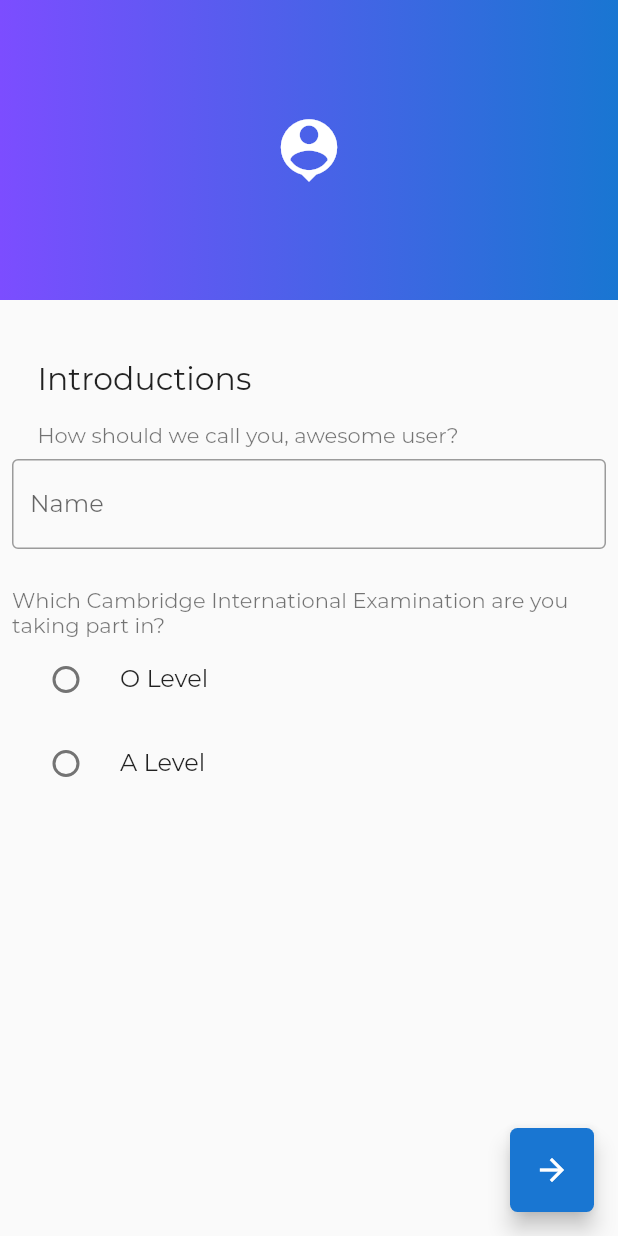
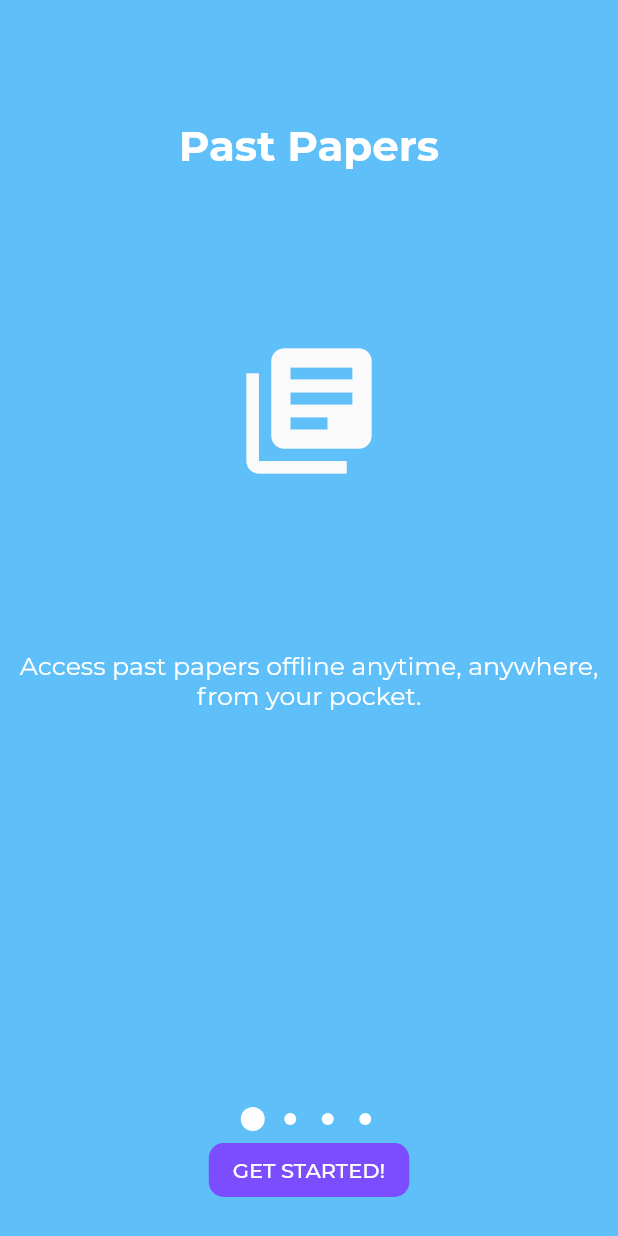
Before and after one commit to MaskyS/Studento, a Flutter app: the screen it shows after launch, on a phone screen of 412 x 824 dp. Run offline on Flutter 3.47's test engine with Material 2 defaults, Android fonts, the phone set to English and light mode, and no system bars; our stand-ins replace connectivity, numberpicker, shared_preferences, sqflite; missing offline and left inert: flutter_webview_plugin, jaguar, jaguar_flutter_asset, simple_permissions; accounts and stored records are empty; project files that could hold a hidden picture were left out.

Commit message:
Change blue color to Studento Blue, and add introPages. Fixes #7

```diff
--- a/lib/UI/setup_page.dart
+++ b/lib/UI/setup_page.dart
@@ -42,7 +42,7 @@ class _SetupPageState extends State<SetupPage> {
     return Scaffold(
       floatingActionButton: FloatingActionButton(
         onPressed: widget.onFloatingButtonPressed,
-        backgroundColor: Colors.blue[700],
+        backgroundColor: Color(0xFF5fbff9),
         child: Icon(Icons.arrow_forward),
         shape: RoundedRectangleBorder(
           borderRadius: BorderRadius.circular(5.0),
@@ -101,7 +101,7 @@ class _SetupPageState extends State<SetupPage> {
               tileMode: TileMode.clamp,
               colors: [
                 Colors.deepPurpleAccent,
-                Colors.blue[700],
+                Color(0xFF5fbff9),
               ],
             ),
           ),
--- a/lib/UI/sliver_studento_app_bar.dart
+++ b/lib/UI/sliver_studento_app_bar.dart
@@ -9,6 +9,7 @@ class SliverStudentoAppBar extends StatelessWidget {
       title: new Text(
         "Studento",
         style: new TextStyle(
+          color: Colors.white,
           fontFamily: 'Mina',
           fontSize: 26.0,
           fontWeight: FontWeight.bold,
--- a/lib/UI/studento_drawer.dart
+++ b/lib/UI/studento_drawer.dart
@@ -2,37 +2,6 @@ import 'package:flutter/material.dart';
 import 'package:flutter/foundation.dart';
 import 'package:url_launcher/url_launcher.dart';
 import '../UI/random_quote_container.dart';
-
-class DrawerFragment extends StatelessWidget {
-  final IconData icon;
-  final String title;
-  final String subtitle;
-  final String routeName;
-  final Function onTap;
-
-    void _onTap(String routeName, BuildContext context) {
-      Navigator.pushReplacementNamed(context, 'home_page');
-      Navigator.pushNamed(context, routeName);
-    }
-
-  DrawerFragment(
-      {@required this.icon,
-      @required this.title,
-      @required this.subtitle,
-      this.routeName,
-      this.onTap});
-
-  @override
-  Widget build(BuildContext context) {
-
-    return ListTile(
-      leading: Icon(icon),
-      title: Text(title),
-      subtitle: Text(subtitle),
-      onTap: () => onTap ?? _onTap(routeName, context),
-    );
-  }
-}
 
 class StudentoDrawer extends StatelessWidget {
   final bool usedInHomePage;
@@ -40,6 +9,7 @@ class StudentoDrawer extends StatelessWidget {
   StudentoDrawer({this.usedInHomePage: false});
 
   static void _launchBugReportingWebsite() async {
+    print("You're a good user, thanks for reporting bugs.");
     const url = 'https://github.com/MaskyS/studento/issues/';
     if (await canLaunch(url)) {
       await launch(url);
@@ -127,3 +97,34 @@ class StudentoDrawer extends StatelessWidget {
     return drawer;
   }
 }
+
+class DrawerFragment extends StatelessWidget {
+  final IconData icon;
+  final String title;
+  final String subtitle;
+  final String routeName;
+  final Function onTap;
+
+    void _onTap(String routeName, BuildContext context) {
+      Navigator.pushReplacementNamed(context, 'home_page');
+      Navigator.pushNamed(context, routeName);
+    }
+
+  DrawerFragment(
+      {@required this.icon,
+      @required this.title,
+      @required this.subtitle,
+      this.routeName,
+      this.onTap});
+
+  @override
+  Widget build(BuildContext context) {
+
+    return ListTile(
+      leading: Icon(icon),
+      title: Text(title),
+      subtitle: Text(subtitle),
+      onTap: () => onTap ?? _onTap(routeName, context),
+    );
+  }
+}
--- a/lib/UI/subjects_list_select.dart
+++ b/lib/UI/subjects_list_select.dart
@@ -33,7 +33,7 @@ class _SubjectsListState extends State<SubjectsList> {
       itemBuilder: (_, int index) {
         Map<String, dynamic> currentSubject = listOfSubjects[index];
         return CheckboxListTile(
-          activeColor: Colors.blue[700],
+          activeColor: Color(0xFF5fbff9),
           value: currentSubject["selected"],
           selected: currentSubject["selected"],
           title: Text(currentSubject["subject_name"]),
--- a/lib/UI/subjects_staggered_grid_view.dart
+++ b/lib/UI/subjects_staggered_grid_view.dart
@@ -112,7 +112,7 @@ class _SubjectTile extends StatelessWidget {
               tileMode: TileMode.clamp,
               colors: [
                 Colors.deepPurpleAccent,
-                Colors.blue[700],
+                Color(0xFF5fbff9),
               ],
             ),
             border: new Border.all(color: Colors.black54, width: 2.0),
--- a/lib/main.dart
+++ b/lib/main.dart
@@ -1,7 +1,7 @@
 import 'package:flutter/material.dart';
 import 'package:flutter/services.dart';
 import 'util/shared_prefs_interface.dart';
-import 'pages/setup.dart';
+import 'pages/intro.dart';
 import 'pages/home_page.dart';
 
 import 'routes.dart';
@@ -17,8 +17,7 @@ void main() => runApp(Studento());
     bool hasRunBefore;
 
     void checkIfRunBefore() async{
-      hasRunBefore = await SharedPreferencesHelper.getIsFirstRun();
-      if (hasRunBefore != true) hasRunBefore = false;
+      hasRunBefore = await SharedPreferencesHelper.getIsFirstRun() ?? false;
     }
     @override
       void initState() {
@@ -37,9 +36,14 @@ void main() => runApp(Studento());
 
     return MaterialApp(
       title: 'Studento',
-      home: (hasRunBefore == true) ? HomePage() : Setup(),
+      home: (hasRunBefore == true) ? HomePage() : IntroPage(),
       routes: routes,
-      theme: ThemeData(fontFamily: 'Montserrat'),
+      theme: ThemeData(
+        fontFamily: 'Montserrat',
+        primaryIconTheme: IconThemeData(color: Colors.white),
+        primaryColor: Color(0xFF5fbff9),
+        accentColor: Color(0xFF5fbff9),
+      ),
     );
   }
 }
--- /dev/null
+++ b/lib/pages/intro.dart
@@ -0,0 +1,206 @@
+import 'dart:math';
+import 'package:flutter/material.dart';
+
+import 'setup.dart';
+
+/// Based on Original Flutter Code, which was written by the Flutter project
+/// authors. Please see the AUTHORS file of the Flutter project for details.
+/// All rights reserved. Use of this source code is governed by a BSD-style
+/// license that can be found in the Flutter project's LICENSE file.
+class IntroPage extends StatefulWidget {
+  @override
+  State createState() => new IntroPageState();
+}
+
+class IntroPageState extends State<IntroPage> {
+
+  final _controller = new PageController();
+
+  static const _kDuration = const Duration(milliseconds: 300);
+
+  static const _kCurve = Curves.ease;
+
+  final _kArrowColor = Colors.black.withOpacity(0.8);
+
+  final List<Widget> _pages = <Widget>[
+    new IntroPageModel(
+      title: "Past Papers",
+      subtitle: "Access past papers offline anytime, anywhere, from your pocket.",
+      mainIcon: Icons.library_books,
+    ),
+    new IntroPageModel(
+      title: "Topic Notes",
+      subtitle: "The best notes you can find, so you can learn without hassle.",
+      mainIcon: Icons.subtitles,
+    ),
+    new IntroPageModel(
+      title: "Todo List",
+      subtitle: "A virtual todo list that brings tracking homework and tasks to the next level.",
+      mainIcon: Icons.assignment,
+    ),
+    new IntroPageModel(
+      title: "Schedule",
+      subtitle: "Be productive and keep track of classes by using Studento's schedule feature",
+      mainIcon: Icons.table_chart,
+    ),
+  ];
+
+  @override
+  Widget build(BuildContext context) {
+    return new Scaffold(
+      backgroundColor: Color(0xFF5fbff9),
+      body: new IconTheme(
+        data: new IconThemeData(color: _kArrowColor),
+        child: new Stack(
+          children: <Widget>[
+            PageView.builder(
+              physics: new AlwaysScrollableScrollPhysics(),
+              controller: _controller,
+              itemBuilder: (BuildContext context, int index) {
+                return _pages[index % _pages.length];
+              },
+            ),
+            Positioned(
+              bottom: 70.0,
+              left: 0.0,
+              right: 0.0,
+              child: new Center(
+                  child: new DotsIndicator(
+                    controller: _controller,
+                    itemCount: _pages.length,
+                    onPageSelected: (int page) {
+                      _controller.animateToPage(
+                        page,
+                        duration: _kDuration,
+                        curve: _kCurve,
+                      );
+                    },
+                  ),
+                ),
+            ),
+            new Positioned(
+              bottom: 20.0,
+              left: 0.0,
+              right: 0.0,
+              child: new Center(
+                child: FlatButton(
+                  color: Colors.deepPurpleAccent,
+                  textColor: Colors.white,
+                  shape: RoundedRectangleBorder(borderRadius: BorderRadius.circular(10.0)),
+                  child: Text("GET STARTED!"),
+                  onPressed: () => Navigator.of(context).push(MaterialPageRoute(builder: (_) => Setup())),
+                ),
+              ),
+            ),
+          ],
+        ),
+      ),
+    );
+  }
+}
+
+/// An indicator showing the currently selected page of a PageController
+class DotsIndicator extends AnimatedWidget {
+  DotsIndicator({
+    this.controller,
+    this.itemCount,
+    this.onPageSelected,
+    this.color: Colors.white,
+  }) : super(listenable: controller);
+
+  /// The PageController that this DotsIndicator is representing.
+  final PageController controller;
+
+  /// The number of items managed by the PageController
+  final int itemCount;
+
+  /// Called when a dot is tapped
+  final ValueChanged<int> onPageSelected;
+
+  /// The color of the dots.
+  ///
+  /// Defaults to `Colors.white`.
+  final Color color;
+
+  // The base size of the dots
+  static const double _kDotSize = 8.0;
+
+  // The increase in the size of the selected dot
+  static const double _kMaxZoom = 2.0;
+
+  // The distance between the center of each dot
+  static const double _kDotSpacing = 25.0;
+
+  Widget _buildDot(int index) {
+    double selectedness = Curves.easeOut.transform(
+      max(
+        0.0,
+        1.0 - ((controller.page ?? controller.initialPage) - index).abs(),
+      ),
+    );
+    double zoom = 1.0 + (_kMaxZoom - 1.0) * selectedness;
+    return new Container(
+      width: _kDotSpacing,
+      child: new Center(
+        child: new Material(
+          color: color,
+          type: MaterialType.circle,
+          child: new Container(
+            width: _kDotSize * zoom,
+            height: _kDotSize * zoom,
+            child: new InkWell(
+              onTap: () => onPageSelected(index),
+            ),
+          ),
+        ),
+      ),
+    );
+  }
+
+  Widget build(BuildContext context) {
+    return new Row(
+      mainAxisAlignment: MainAxisAlignment.center,
+      children: new List<Widget>.generate(itemCount, _buildDot),
+    );
+  }
+}
+
+class IntroPageModel extends StatelessWidget {
+  final String title;
+  final String subtitle;
+  final IconData mainIcon;
+
+  IntroPageModel({@required this.title, @required this.subtitle, @required this.mainIcon});
+  @override
+  Widget build(BuildContext context) {
+    return new ConstrainedBox(
+      constraints: const BoxConstraints.expand(),
+      child: Column(
+        mainAxisAlignment: MainAxisAlignment.start,
+        children: <Widget>[
+          Padding(padding: EdgeInsets.all(40.0),),
+          new Text(
+            title,
+            textScaleFactor: 2.0,
+            style: TextStyle(color: Colors.white, fontWeight: FontWeight.bold),
+          ),
+          Padding(
+            padding: EdgeInsets.all(55.0),
+          ),
+          Icon(
+            mainIcon,
+            size: 100.0,
+            color: Color(0xFFFAFAFA),
+          ),
+          Padding(padding: EdgeInsets.all(55.0),),
+          new Text(
+            subtitle,
+            textAlign: TextAlign.center,
+            style: TextStyle(color: Colors.white),
+            textScaleFactor: 1.2,
+          )
+        ],
+      ),
+    );
+  }
+}
--- a/lib/pages/past_papers_page.dart
+++ b/lib/pages/past_papers_page.dart
@@ -17,7 +17,10 @@ class _PastPapersPageState extends State<PastPapersPage> {
       drawer: new StudentoDrawer(),
       body: new SubjectsStaggeredListView(openPastPapersDetailsSelect),
       appBar: new StudentoAppBar(
-        title: new Text('Past Papers'),
+        title: new Text(
+          'Past Papers',
+          style: TextStyle(color: Colors.white),
+        ),
       ),
     );
   }
--- a/lib/pages/sub-pages/past-papers/past_paper_details_select.dart
+++ b/lib/pages/sub-pages/past-papers/past_paper_details_select.dart
@@ -48,6 +48,7 @@ class PaperDetailsSelectionPageState extends State<PaperDetailsSelectionPage> {
         title: new Text(
           "Past Papers for ${widget.subjectName}",
           textScaleFactor: 0.8,
+          style: TextStyle(color: Colors.white),
         ),
       ),
       body: //new Center(child: new RaisedButton(
--- a/lib/pages/sub-pages/past-papers/past_paper_view.dart
+++ b/lib/pages/sub-pages/past-papers/past_paper_view.dart
@@ -108,7 +108,9 @@ class _PastPaperViewState extends State<PastPaperView> {
       // url: new Uri.dataFromString(html,
       //     mimeType: 'text/html', parameters: {'charset': 'utf-8'}).toString(),
       appBar: StudentoAppBar(
-        title: Text("View Paper"),
+        title: Text("View Paper",
+          style: TextStyle(color: Colors.white),
+        ),
         actions: actions,
       ),
     );
--- a/lib/pages/syllabus.dart
+++ b/lib/pages/syllabus.dart
@@ -30,7 +30,10 @@ class SyllabusPageState extends State<SyllabusPage> {
       drawer: new StudentoDrawer(),
       body: new SubjectsStaggeredListView(launchWebView),
       appBar: new StudentoAppBar(
-        title: new Text("Syllabus"),
+        title: new Text(
+          "Syllabus",
+          style: TextStyle(color: Colors.white),
+        ),
       ),
     );
   }
--- a/lib/pages/todo_list_page.dart
+++ b/lib/pages/todo_list_page.dart
@@ -56,7 +56,10 @@ class _TodoListPageState extends State<TodoListPage> {
     return Scaffold(
       drawer: StudentoDrawer(),
       appBar: StudentoAppBar(
-        title: Text("Todo List"),
+        title: Text(
+          "Todo List",
+          style: TextStyle(color: Colors.white),
+        ),
         actions: <Widget>[
           IconButton(icon: Icon(Icons.search),
           color: Colors.white,
--- a/lib/pages/topic_notes.dart
+++ b/lib/pages/topic_notes.dart
@@ -14,7 +14,9 @@ class _TopicNotesPageState extends State<TopicNotesPage> {
   Widget build(BuildContext context) {
     return new Scaffold(
       appBar: new StudentoAppBar(
-        title: new Text("Topic Notes"),
+        title: new Text("Topic Notes",
+        style: TextStyle(color: Colors.white),
+      ),
       ),
       drawer: new StudentoDrawer(),
       body: new SubjectsStaggeredListView(openTopicsListPage),
```
